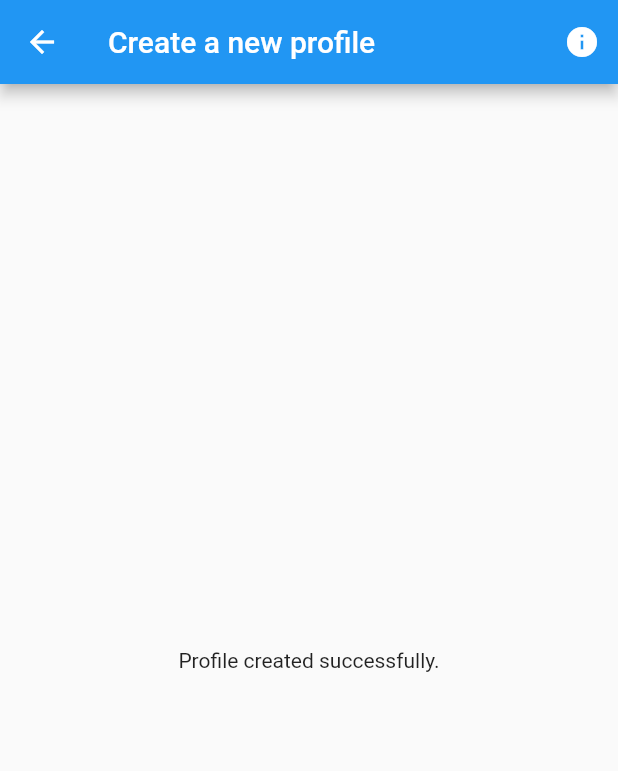
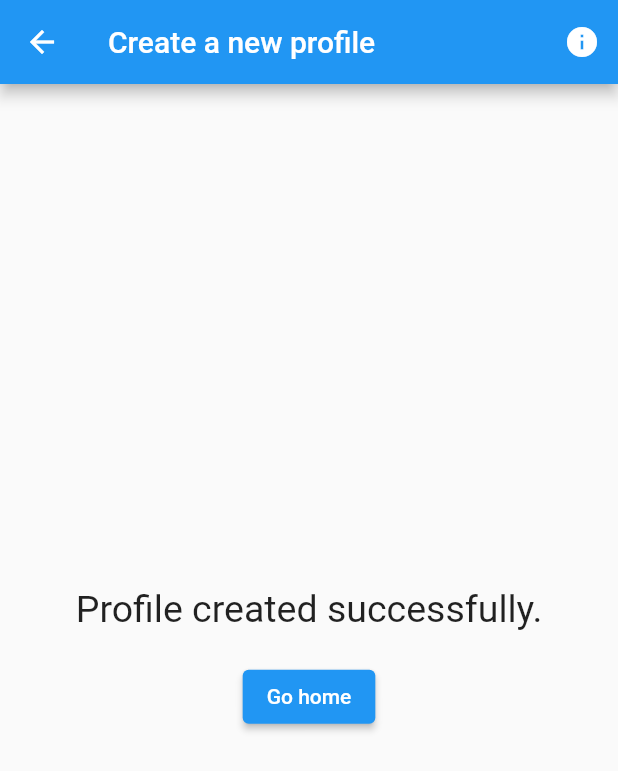
Before and after one commit to AAU-ASE-GroupC-WS2021/canteenMgmtFrontend, a Flutter app: the SignupFinishedScreen screen opened by its route, on a phone screen of 412 x 824 dp. Shown: the top 771 px of the screen. Run offline on Flutter 3.47's test engine with Material 2 defaults, Android fonts, the phone set to English and light mode, and no system bars; our stand-ins replace beamer; missing offline and left inert: qr_code_scanner.

Commit message:
Update signup_finished.dart

```diff
--- a/lib/screens/signup_finished.dart
+++ b/lib/screens/signup_finished.dart
@@ -18,8 +18,14 @@ class SignupFinishedScreen extends StatelessWidget {
           mainAxisAlignment: MainAxisAlignment.center,
           children: [
             Text(
-              "Profile created successfully."
-            )
+              "Profile created successfully.",
+              style: TextStyle(fontSize: 25),
+            ),
+            const SizedBox(height: 20), // space between buttons
+            ElevatedButton(
+              onPressed: () => context.beamToNamed('/'),
+              child: const Text('Go home'),
+            ),
           ],
         ),
       ),
```
